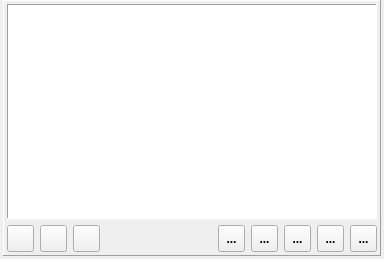
The window that Homer/forms/Widgets/OverviewPlaylistWidget.ui (Homer-Conferencing/Homer-Conferencing) describes before a commit, drawn with Qt 5.
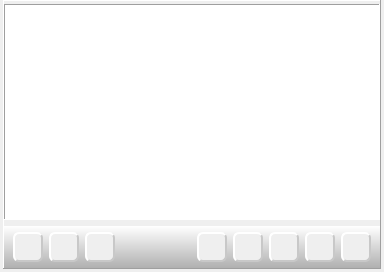
The same window after the commit. Icons and pictures are not drawn.

```diff
--- a/Homer/forms/Widgets/OverviewPlaylistWidget.ui
+++ b/Homer/forms/Widgets/OverviewPlaylistWidget.ui
@@ -7,7 +7,7 @@
     <x>0</x>
     <y>0</y>
     <width>384</width>
-    <height>259</height>
+    <height>272</height>
    </rect>
   </property>
   <property name="minimumSize">
@@ -18,6 +18,8 @@
   </property>
   <property name="font">
    <font>
+    <family>Arial</family>
+    <pointsize>10</pointsize>
     <weight>75</weight>
     <bold>true</bold>
    </font>
@@ -51,11 +53,25 @@
        <enum>QFrame::Raised</enum>
       </property>
       <layout class="QVBoxLayout">
-       <property name="margin">
+       <property name="leftMargin">
+        <number>0</number>
+       </property>
+       <property name="topMargin">
         <number>3</number>
        </property>
+       <property name="rightMargin">
+        <number>0</number>
+       </property>
+       <property name="bottomMargin">
+        <number>0</number>
+       </property>
        <item>
         <widget class="QListWidget" name="mLwFiles">
+         <property name="font">
+          <font>
+           <pointsize>9</pointsize>
+          </font>
+         </property>
          <property name="frameShape">
           <enum>QFrame::Panel</enum>
          </property>
@@ -86,24 +102,60 @@
         </widget>
        </item>
        <item>
+        <widget class="QFrame" name="mFrameControls">
+         <property name="minimumSize">
+          <size>
+           <width>0</width>
+           <height>42</height>
+          </size>
+         </property>
+         <property name="maximumSize">
+          <size>
+           <width>16777215</width>
+           <height>42</height>
+          </size>
+         </property>
+         <property name="styleSheet">
+          <string notr="true">background-color: qlineargradient(spread:pad, x1:0, y1:1, x2:0, y2:0, stop:0 rgba(176, 176, 176, 255), stop:1 rgba(255, 255, 255, 255));</string>
+         </property>
         <layout class="QHBoxLayout" name="horizontalLayout">
+          <property name="topMargin">
+           <number>0</number>
+          </property>
+          <property name="bottomMargin">
+           <number>0</number>
+          </property>
          <item>
           <widget class="QToolButton" name="mTbSaveList">
            <property name="minimumSize">
             <size>
-             <width>27</width>
-             <height>27</height>
+              <width>30</width>
+              <height>30</height>
             </size>
            </property>
            <property name="maximumSize">
             <size>
-             <width>27</width>
-             <height>27</height>
+              <width>30</width>
+              <height>30</height>
             </size>
            </property>
            <property name="toolTip">
             <string>Save playlist</string>
            </property>
+            <property name="styleSheet">
+             <string notr="true">QToolButton{
+background-color: rgb(239, 239, 239);
+color: rgb(239, 239, 239);
+border-style: outset;
+border-width: 2px;
+border-color:  rgb(200, 200, 200);
+border-radius: 6px;
+}
+QToolButton:pressed{
+background-color: rgb(150, 150, 150);
+} 
+</string>
+            </property>
            <property name="text">
             <string/>
            </property>
@@ -123,19 +175,33 @@
           <widget class="QToolButton" name="mTbAdd">
            <property name="minimumSize">
             <size>
-             <width>27</width>
-             <height>27</height>
+              <width>30</width>
+              <height>30</height>
             </size>
            </property>
            <property name="maximumSize">
             <size>
-             <width>27</width>
-             <height>27</height>
+              <width>30</width>
+              <height>30</height>
             </size>
            </property>
            <property name="toolTip">
             <string>Add file(s) to playlist</string>
            </property>
+            <property name="styleSheet">
+             <string notr="true">QToolButton{
+background-color: rgb(239, 239, 239);
+color: rgb(239, 239, 239);
+border-style: outset;
+border-width: 2px;
+border-color:  rgb(200, 200, 200);
+border-radius: 6px;
+}
+QToolButton:pressed{
+background-color: rgb(150, 150, 150);
+} 
+</string>
+            </property>
            <property name="text">
             <string/>
            </property>
@@ -155,19 +221,33 @@
           <widget class="QToolButton" name="mTbDel">
            <property name="minimumSize">
             <size>
-             <width>27</width>
-             <height>27</height>
+              <width>30</width>
+              <height>30</height>
             </size>
            </property>
            <property name="maximumSize">
             <size>
-             <width>27</width>
-             <height>27</height>
+              <width>30</width>
+              <height>30</height>
             </size>
            </property>
            <property name="toolTip">
             <string>Remove file(s) from playlist</string>
            </property>
+            <property name="styleSheet">
+             <string notr="true">QToolButton{
+background-color: rgb(239, 239, 239);
+color: rgb(239, 239, 239);
+border-style: outset;
+border-width: 2px;
+border-color:  rgb(200, 200, 200);
+border-radius: 6px;
+}
+QToolButton:pressed{
+background-color: rgb(150, 150, 150);
+} 
+</string>
+            </property>
            <property name="text">
             <string/>
            </property>
@@ -203,19 +283,33 @@
           <widget class="QToolButton" name="mTbPlay">
            <property name="minimumSize">
             <size>
-             <width>27</width>
-             <height>27</height>
+              <width>30</width>
+              <height>30</height>
             </size>
            </property>
            <property name="maximumSize">
             <size>
-             <width>27</width>
-             <height>27</height>
+              <width>30</width>
+              <height>30</height>
             </size>
            </property>
            <property name="toolTip">
             <string>Play</string>
            </property>
+            <property name="styleSheet">
+             <string notr="true">QToolButton{
+background-color: rgb(239, 239, 239);
+color: rgb(239, 239, 239);
+border-style: outset;
+border-width: 2px;
+border-color:  rgb(200, 200, 200);
+border-radius: 6px;
+}
+QToolButton:pressed{
+background-color: rgb(150, 150, 150);
+} 
+</string>
+            </property>
            <property name="text">
             <string>...</string>
            </property>
@@ -235,19 +329,33 @@
           <widget class="QToolButton" name="mTbStop">
            <property name="minimumSize">
             <size>
-             <width>27</width>
-             <height>27</height>
+              <width>30</width>
+              <height>30</height>
             </size>
            </property>
            <property name="maximumSize">
             <size>
-             <width>27</width>
-             <height>27</height>
+              <width>30</width>
+              <height>30</height>
             </size>
            </property>
            <property name="toolTip">
             <string>Stop</string>
            </property>
+            <property name="styleSheet">
+             <string notr="true">QToolButton{
+background-color: rgb(239, 239, 239);
+color: rgb(239, 239, 239);
+border-style: outset;
+border-width: 2px;
+border-color:  rgb(200, 200, 200);
+border-radius: 6px;
+}
+QToolButton:pressed{
+background-color: rgb(150, 150, 150);
+} 
+</string>
+            </property>
            <property name="text">
             <string>...</string>
            </property>
@@ -267,19 +375,33 @@
           <widget class="QToolButton" name="mTbPause">
            <property name="minimumSize">
             <size>
-             <width>27</width>
-             <height>27</height>
+              <width>30</width>
+              <height>30</height>
             </size>
            </property>
            <property name="maximumSize">
             <size>
-             <width>27</width>
-             <height>27</height>
+              <width>30</width>
+              <height>30</height>
             </size>
            </property>
            <property name="toolTip">
             <string>Pause</string>
            </property>
+            <property name="styleSheet">
+             <string notr="true">QToolButton{
+background-color: rgb(239, 239, 239);
+color: rgb(239, 239, 239);
+border-style: outset;
+border-width: 2px;
+border-color:  rgb(200, 200, 200);
+border-radius: 6px;
+}
+QToolButton:pressed{
+background-color: rgb(150, 150, 150);
+} 
+</string>
+            </property>
            <property name="text">
             <string>...</string>
            </property>
@@ -299,19 +421,33 @@
           <widget class="QToolButton" name="mTbLast">
            <property name="minimumSize">
             <size>
-             <width>27</width>
-             <height>27</height>
+              <width>30</width>
+              <height>30</height>
             </size>
            </property>
            <property name="maximumSize">
             <size>
-             <width>27</width>
-             <height>27</height>
+              <width>30</width>
+              <height>30</height>
             </size>
            </property>
            <property name="toolTip">
             <string>Previous entry</string>
            </property>
+            <property name="styleSheet">
+             <string notr="true">QToolButton{
+background-color: rgb(239, 239, 239);
+color: rgb(239, 239, 239);
+border-style: outset;
+border-width: 2px;
+border-color:  rgb(200, 200, 200);
+border-radius: 6px;
+}
+QToolButton:pressed{
+background-color: rgb(150, 150, 150);
+} 
+</string>
+            </property>
            <property name="text">
             <string>...</string>
            </property>
@@ -331,19 +467,33 @@
           <widget class="QToolButton" name="mTbNext">
            <property name="minimumSize">
             <size>
-             <width>27</width>
-             <height>27</height>
+              <width>30</width>
+              <height>30</height>
             </size>
            </property>
            <property name="maximumSize">
             <size>
-             <width>27</width>
-             <height>27</height>
+              <width>30</width>
+              <height>30</height>
             </size>
            </property>
            <property name="toolTip">
             <string>Next entry</string>
            </property>
+            <property name="styleSheet">
+             <string notr="true">QToolButton{
+background-color: rgb(239, 239, 239);
+color: rgb(239, 239, 239);
+border-style: outset;
+border-width: 2px;
+border-color:  rgb(200, 200, 200);
+border-radius: 6px;
+}
+QToolButton:pressed{
+background-color: rgb(150, 150, 150);
+} 
+</string>
+            </property>
            <property name="text">
             <string>...</string>
            </property>
@@ -360,6 +510,7 @@
           </widget>
          </item>
         </layout>
+        </widget>
        </item>
       </layout>
      </widget>
```
Left out of the diff: 16 changed lines with no effect on the pictures. Lines whose indentation alone changed are shown as unchanged.
